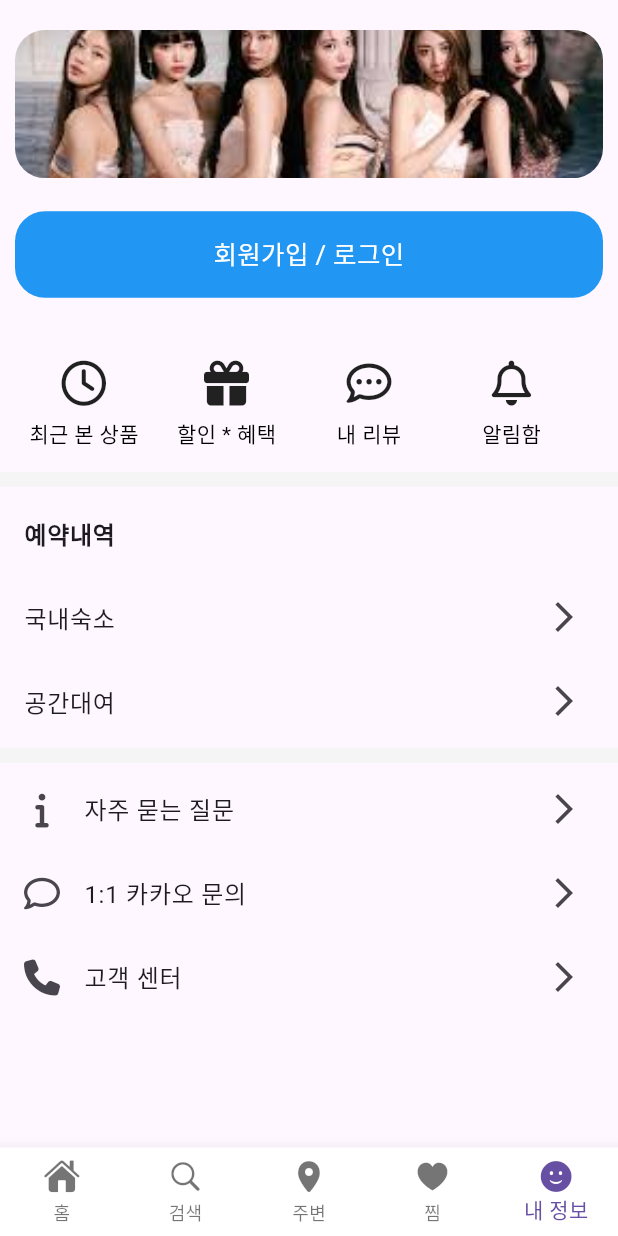
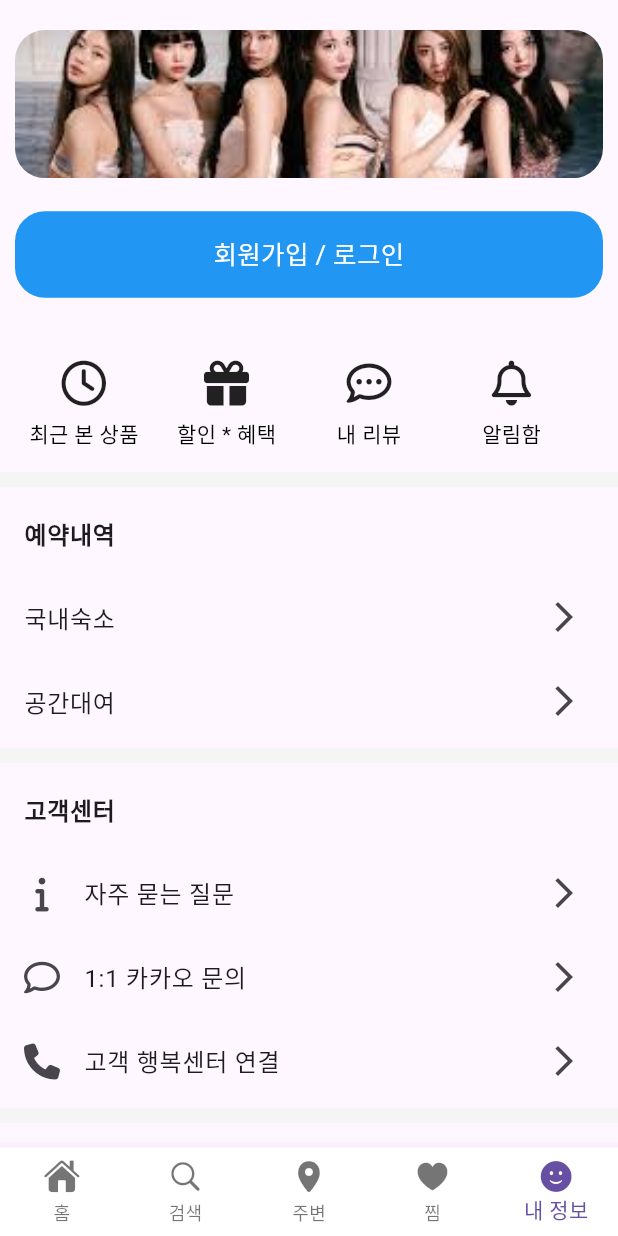
Before and after one commit to vosw1/yeogi_app, a Flutter app: the screen it shows after launch, item 5 of the bottom bar chosen, on a phone screen of 412 x 824 dp. Run offline on Flutter 3.47's test engine with Material 3 defaults, Android fonts, the phone set to English and light mode, and no system bars; our stand-ins replace font_awesome_flutter, geolocator; Roboto replaces fonts that are missing (Jua-Regular.ttf).

Commit message:
마이페이지 faq수정 및 body_banner추가

```diff
--- a/lib/my_page/data/my_page_menu_icon.dart
+++ b/lib/my_page/data/my_page_menu_icon.dart
@@ -11,5 +11,5 @@ class MyPageMenu{
 final List<MyPageMenu> myPageMenu = [
   MyPageMenu(title: '자주 묻는 질문', iconData:FontAwesomeIcons.info),
   MyPageMenu(title: '1:1 카카오 문의', iconData:FontAwesomeIcons.comment),
-  MyPageMenu(title: '고객 센터', iconData:FontAwesomeIcons.phone),
+  MyPageMenu(title: '고객 행복센터 연결', iconData:FontAwesomeIcons.phone),
 ];
--- a/lib/my_page/my_page_body_banner.dart
+++ b/lib/my_page/my_page_body_banner.dart
@@ -0,0 +1,25 @@
+import 'package:flutter/material.dart';
+import 'package:yogi_project/size.dart';
+
+class MyPageBodyBanner extends StatelessWidget {
+  const MyPageBodyBanner({super.key});
+
+  @override
+  Widget build(BuildContext context) {
+    return Padding(
+      padding: const EdgeInsets.only(top: gap_m, bottom: gap_m),
+      child: Container(
+        width: double.infinity,
+        height: MediaQuery.of(context).size.height * 0.20,
+        padding: const EdgeInsets.symmetric(horizontal: 10),
+        child: ClipRRect(
+          borderRadius: BorderRadius.circular(20.0),
+          child: Image.asset(
+            "assets/images/IDEL3.jpg",
+            fit: BoxFit.cover,
+          ),
+        ),
+      ),
+    );
+  }
+}
--- a/lib/my_page/my_page_faq_menu_holder.dart
+++ b/lib/my_page/my_page_faq_menu_holder.dart
@@ -8,14 +8,24 @@ class MyPageFaqMenuHolder extends StatelessWidget {
   Widget build(BuildContext context) {
     return ListView.builder(
       shrinkWrap: true,
-      itemCount: myPageMenu.length,
+      itemCount: myPageMenu.length + 1, // 고객센터 항목을 포함하기 위해 +1
       itemBuilder: (BuildContext context, int index) {
+        // 첫 번째 인덱스일 때 고객센터 ListTile 반환
+        if (index == 0) {
+          return ListTile(
+            title: Text('고객센터', style: TextStyle(fontWeight: FontWeight.bold)),
+            onTap: () {
+              // 고객센터 탭 시 수행할 동작
+            },
+          );
+        }
+        // 그 외의 경우, myPageMenu 항목 반환 (인덱스 조정 필요)
         return ListTile(
-          leading: Icon(myPageMenu[index].iconData),
-          title: Text(myPageMenu[index].title),
+          leading: Icon(myPageMenu[index - 1].iconData), // 인덱스를 1 감소시켜 조정
+          title: Text(myPageMenu[index - 1].title), // 인덱스를 1 감소시켜 조정
           trailing: Icon(Icons.arrow_forward_ios),
           onTap: () {
-
+            // 각 메뉴 탭 시 수행할 동작
           },
         );
       },
--- a/lib/pages/my_page.dart
+++ b/lib/pages/my_page.dart
@@ -1,6 +1,7 @@
 import 'package:flutter/cupertino.dart';
 import 'package:flutter/material.dart';
 import 'package:yogi_project/my_page/my_page_appbar.dart';
+import 'package:yogi_project/my_page/my_page_body_banner.dart';
 import 'package:yogi_project/my_page/my_page_faq_menu_holder.dart';
 import 'package:yogi_project/my_page/my_page_header_banner.dart';
 import 'package:yogi_project/my_page/my_page_login_button.dart';
@@ -30,6 +31,11 @@ class MyPage extends StatelessWidget {
             thickness: 10.0,
           ),
           MyPageFaqMenuHolder(),
+          Divider(
+            color: Colors.grey[100],
+            thickness: 10.0,
+          ),
+          MyPageBodyBanner(),
         ],
       ),
     );
```
Also changed, not shown: assets/images/IDEL3.jpg (added).
